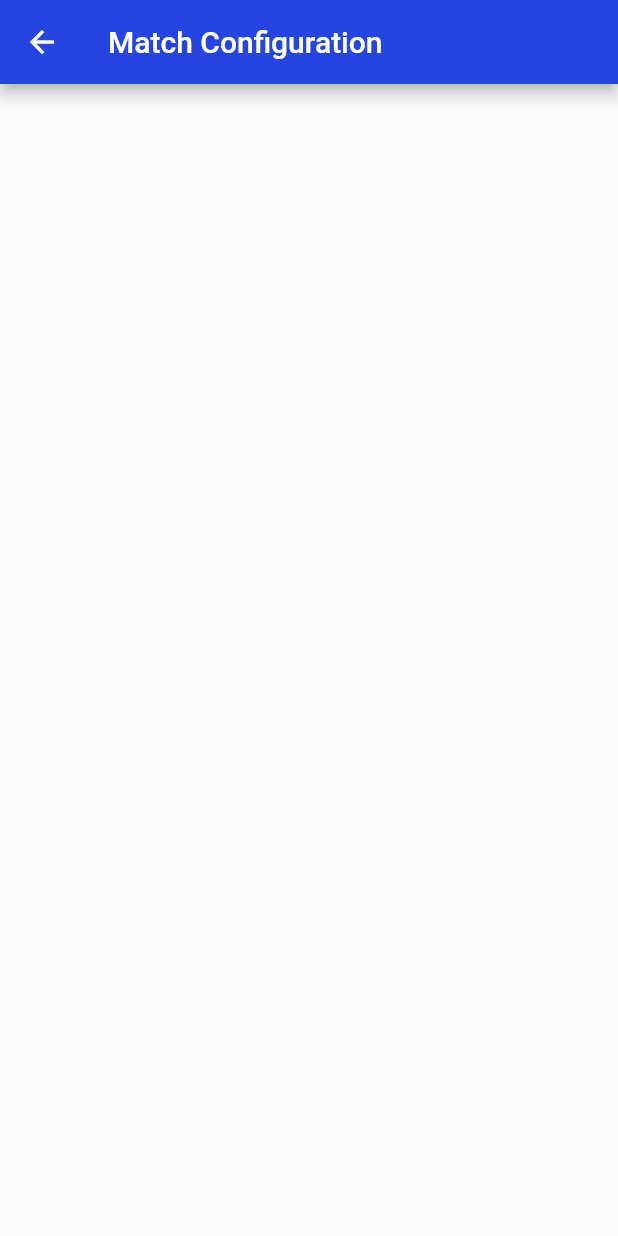
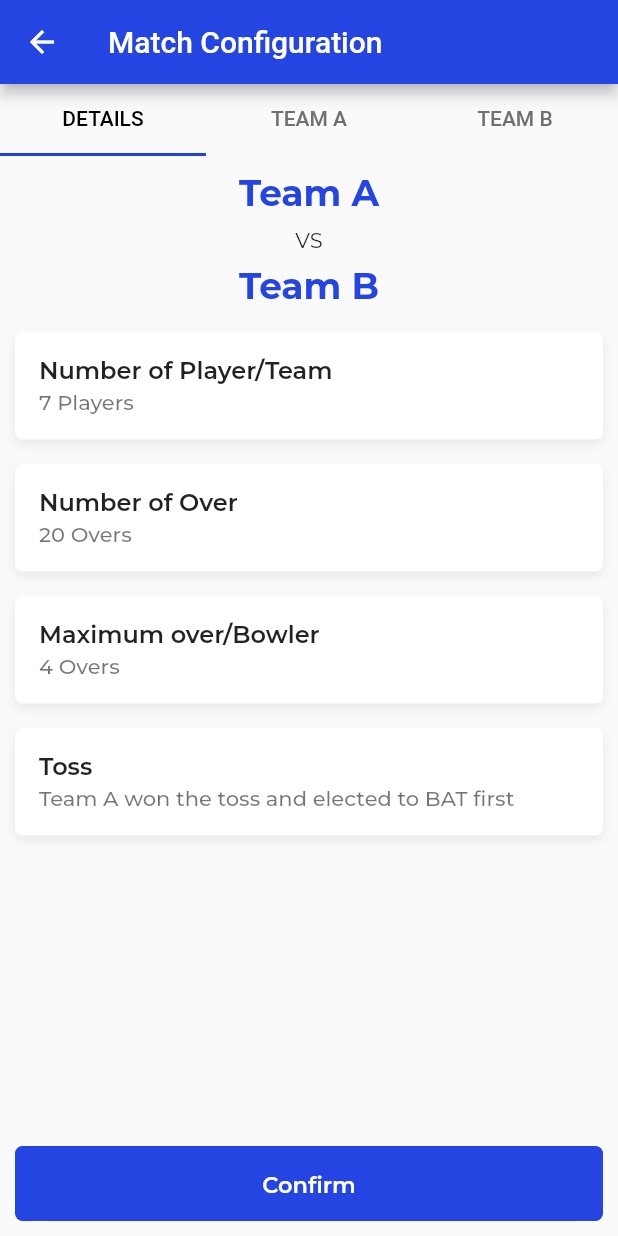
Before and after one commit to fahimshahrierrasel/score_board, a Flutter app: the TeamMatch screen opened directly, swiped to page 5, on a phone screen of 412 x 824 dp. Run offline on Flutter 3.47's test engine with Material 2 defaults, Android fonts, the phone set to English and light mode, and no system bars; our stand-ins replace google_fonts.

Commit message:
team match configuration ui coding complete

```diff
--- a/lib/views/screens/team_match.dart
+++ b/lib/views/screens/team_match.dart
@@ -70,7 +70,11 @@ class _TeamMatchState extends State<TeamMatch> {
             Toss(
               onNextPress: _goToNextPage,
             ),
-            Summery(),
+            Summery(
+              onConfirmPress: (){
+                Navigator.of(context).pop();
+              },
+            ),
           ],
         ),
       ),
--- a/lib/views/sub_screens/team_match/summery.dart
+++ b/lib/views/sub_screens/team_match/summery.dart
@@ -1,8 +1,184 @@
 import 'package:flutter/material.dart';
+import 'package:score_board/views/commons/decorations.dart';
+import 'package:score_board/views/widgets/flat_rounded_button.dart';
 
 class Summery extends StatelessWidget {
+  final Function onConfirmPress;
+
+  const Summery({Key key, @required this.onConfirmPress}) : super(key: key);
+
   @override
   Widget build(BuildContext context) {
-    return Container();
+    return DefaultTabController(
+      length: 3,
+      child: Scaffold(
+        appBar: new TabBar(
+          tabs: [
+            Tab(
+              text: "Details".toUpperCase(),
+            ),
+            Tab(
+              text: "Team A".toUpperCase(),
+            ),
+            Tab(
+              text: "Team B".toUpperCase(),
+            ),
+          ],
+        ),
+        body: Column(
+          children: <Widget>[
+            Expanded(
+              child: TabBarView(
+                children: <Widget>[
+                  MatchDetails(),
+                  PlayerList(),
+                  PlayerList(),
+                ],
+              ),
+            ),
+            Padding(
+              padding: const EdgeInsets.all(10.0),
+              child: FlatRoundedButton(
+                title: "Confirm",
+                onPress: onConfirmPress,
+              ),
+            )
+          ],
+        ),
+      ),
+    );
   }
 }
+
+class MatchDetails extends StatelessWidget {
+  @override
+  Widget build(BuildContext context) {
+    return Padding(
+      padding: const EdgeInsets.all(10.0),
+      child: Column(
+        children: <Widget>[
+          Text(
+            "Team A",
+            style: TextStyle(
+              color: Theme.of(context).primaryColor,
+              fontSize: 24,
+              fontWeight: FontWeight.bold,
+            ),
+          ),
+          Padding(
+            padding: const EdgeInsets.all(8.0),
+            child: Text("VS"),
+          ),
+          Text(
+            "Team B",
+            style: TextStyle(
+              color: Theme.of(context).primaryColor,
+              fontSize: 24,
+              fontWeight: FontWeight.bold,
+            ),
+          ),
+          Container(
+            margin: EdgeInsets.only(top: 16),
+            decoration: generalCardDecoration,
+            child: ListTile(
+              title: Text(
+                "Number of Player/Team",
+                style: TextStyle(
+                  fontSize: 16,
+                  fontWeight: FontWeight.w600,
+                ),
+              ),
+              subtitle: Text(
+                "7 Players",
+                style: TextStyle(
+                  fontWeight: FontWeight.w500,
+                ),
+              ),
+            ),
+          ),
+          Container(
+            margin: EdgeInsets.only(top: 16),
+            decoration: generalCardDecoration,
+            child: ListTile(
+              title: Text(
+                "Number of Over",
+                style: TextStyle(
+                  fontSize: 16,
+                  fontWeight: FontWeight.w600,
+                ),
+              ),
+              subtitle: Text(
+                "20 Overs",
+                style: TextStyle(
+                  fontWeight: FontWeight.w500,
+                ),
+              ),
+            ),
+          ),
+          Container(
+            margin: EdgeInsets.only(top: 16),
+            decoration: generalCardDecoration,
+            child: ListTile(
+              title: Text(
+                "Maximum over/Bowler",
+                style: TextStyle(
+                  fontSize: 16,
+                  fontWeight: FontWeight.w600,
+                ),
+              ),
+              subtitle: Text(
+                "4 Overs",
+                style: TextStyle(
+                  fontWeight: FontWeight.w500,
+                ),
+              ),
+            ),
+          ),
+          Container(
+            margin: EdgeInsets.only(top: 16),
+            decoration: generalCardDecoration,
+            child: ListTile(
+              title: Text(
+                "Toss",
+                style: TextStyle(
+                  fontSize: 16,
+                  fontWeight: FontWeight.w600,
+                ),
+              ),
+              subtitle: Text(
+                "Team A won the toss and elected to BAT first",
+                style: TextStyle(
+                  fontWeight: FontWeight.w500,
+                ),
+              ),
+            ),
+          ),
+        ],
+      ),
+    );
+  }
+}
+
+class PlayerList extends StatelessWidget {
+  @override
+  Widget build(BuildContext context) {
+    return ListView.builder(
+      itemCount: 11,
+      itemBuilder: (_, index) {
+        final icon = index % 2 == 0
+            ? "assets/images/bat.png"
+            : index % 3 == 0
+                ? "assets/images/all_rounder.png"
+                : "assets/images/ball.png";
+        return Container(
+          margin: EdgeInsets.only(top: 10),
+          decoration: generalCardDecoration,
+          child: ListTile(
+            trailing: Image.asset(icon, height: 20, width: 20,),
+            title: Text("Fahim Shahrier Rasel",),
+          ),
+        );
+      },
+    );
+  }
+}
```
Also changed, not shown: lib/views/sub_screens/team_match/toss.dart (+20 -6 lines), lib/views/widgets/toss_decision_dialog.dart (added, +60 -0 lines), assets/images/all_rounder.png (added), assets/images/ball.png (added), assets/images/bat.png (added).
